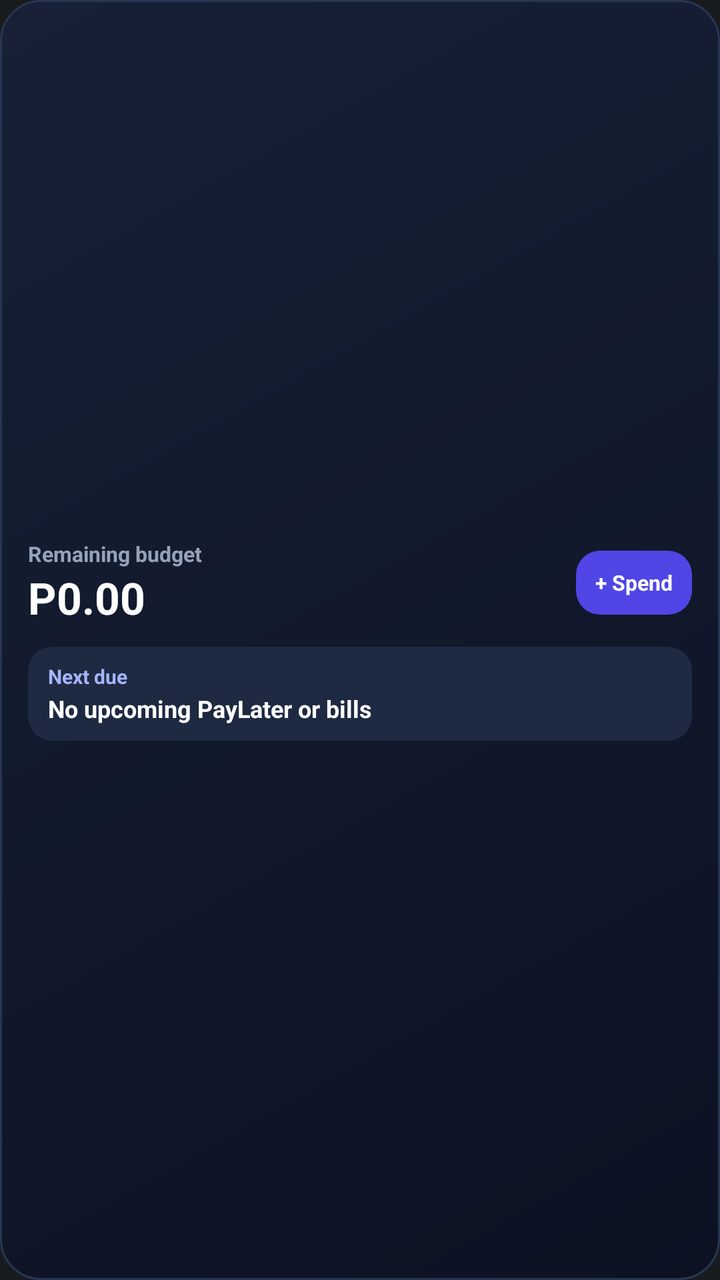
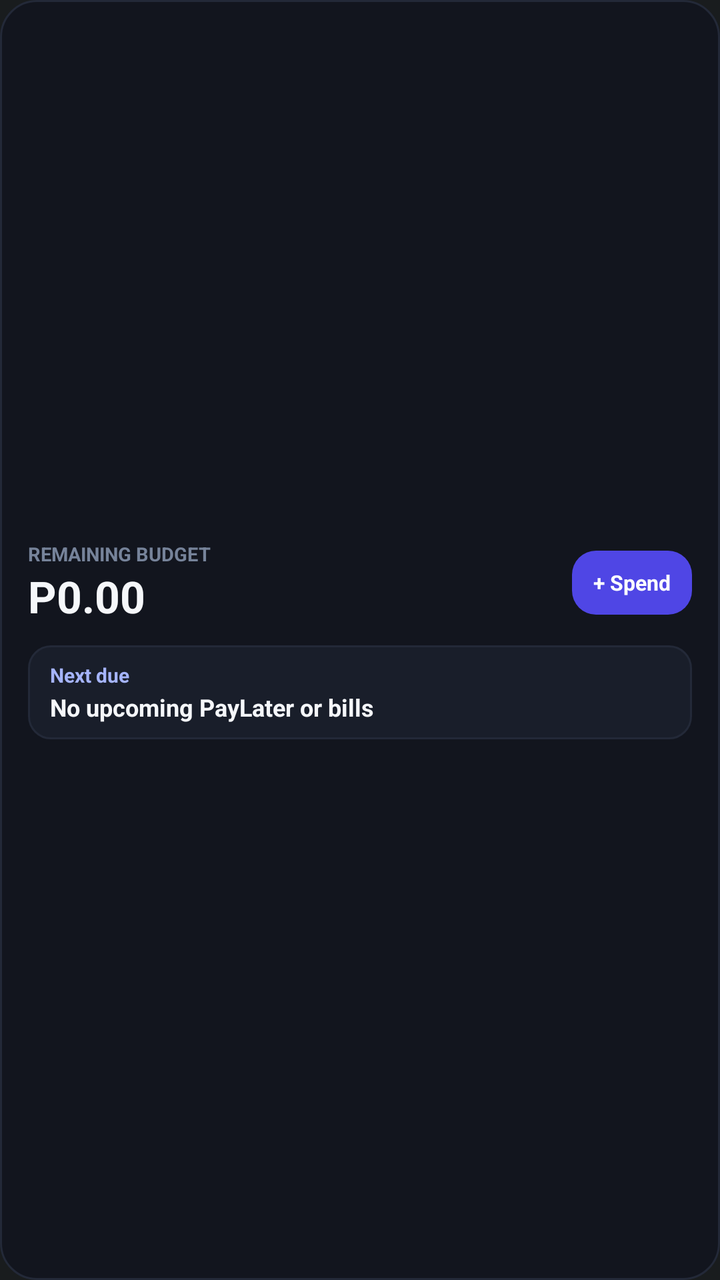

An Android layout rendered at two revisions. The XML below is the earlier revision; the diff shows what the commit changed to produce the second picture.
<!-- AndroidManifest.xml: application theme android:Theme.DeviceDefault.NoActionBar -->
<!-- res/layout/widget_budget_due.xml -->
<?xml version="1.0" encoding="utf-8"?>
<LinearLayout xmlns:android="http://schemas.android.com/apk/res/android"
    android:id="@+id/bd_root"
    android:layout_width="match_parent"
    android:layout_height="match_parent"
    android:orientation="vertical"
    android:background="@drawable/widget_bg_dark"
    android:padding="14dp"
    android:gravity="center_vertical">

    <LinearLayout
        android:layout_width="match_parent"
        android:layout_height="wrap_content"
        android:orientation="horizontal"
        android:gravity="center_vertical">

        <LinearLayout
            android:layout_width="0dp"
            android:layout_height="wrap_content"
            android:layout_weight="1"
            android:orientation="vertical"
            android:paddingRight="8dp">

            <TextView
                android:id="@+id/bd_lbl"
                android:layout_width="wrap_content"
                android:layout_height="wrap_content"
                android:text="Remaining budget"
                android:textColor="#94A3B8"
                android:textSize="10.5sp"
                android:textStyle="bold"
                android:singleLine="true"/>

            <TextView
                android:id="@+id/bd_rem"
                android:layout_width="match_parent"
                android:layout_height="wrap_content"
                android:text="P0.00"
                android:textColor="#FFFFFF"
                android:textSize="22sp"
                android:textStyle="bold"
                android:singleLine="true"
                android:ellipsize="end"/>
        </LinearLayout>

        <FrameLayout
            android:id="@+id/bd_spend_btn"
            android:layout_width="58dp"
            android:layout_height="32dp">
            <ImageView
                android:id="@+id/bd_spend_bg"
                android:layout_width="match_parent"
                android:layout_height="match_parent"
                android:scaleType="fitXY"
                android:src="@drawable/widget_btn_bg"
                android:contentDescription="Log expense"/>
            <TextView
                android:layout_width="match_parent"
                android:layout_height="match_parent"
                android:gravity="center"
                android:text="+ Spend"
                android:textColor="#FFFFFF"
                android:textSize="10.5sp"
                android:textStyle="bold"/>
        </FrameLayout>
    </LinearLayout>

    <LinearLayout
        android:id="@+id/bd_due_box"
        android:layout_width="match_parent"
        android:layout_height="wrap_content"
        android:layout_marginTop="10dp"
        android:background="@drawable/widget_strip_dark"
        android:orientation="vertical"
        android:paddingLeft="10dp"
        android:paddingRight="10dp"
        android:paddingTop="8dp"
        android:paddingBottom="8dp">

        <TextView
            android:id="@+id/bd_due_title"
            android:layout_width="match_parent"
            android:layout_height="wrap_content"
            android:text="Next due"
            android:textColor="#A5B4FC"
            android:textSize="10sp"
            android:textStyle="bold"
            android:singleLine="true"
            android:ellipsize="end"/>

        <TextView
            android:id="@+id/bd_due_line"
            android:layout_width="match_parent"
            android:layout_height="wrap_content"
            android:layout_marginTop="1dp"
            android:text="No upcoming PayLater or bills"
            android:textColor="#FFFFFF"
            android:textSize="12sp"
            android:textStyle="bold"
            android:singleLine="true"
            android:ellipsize="end"/>
    </LinearLayout>
</LinearLayout>
<!-- resources referenced by this layout -->
<resources>
  <!-- drawable widget_bg_dark (drawable) -->
  <?xml version="1.0" encoding="utf-8"?>
  <shape xmlns:android="http://schemas.android.com/apk/res/android" android:shape="rectangle">
      <gradient android:startColor="#172036" android:endColor="#0C1222" android:angle="315"/>
      <corners android:radius="20dp"/>
      <stroke android:width="1dp" android:color="#283654"/>
  </shape>
  <!-- drawable widget_btn_bg (drawable) -->
  <?xml version="1.0" encoding="utf-8"?>
  <shape xmlns:android="http://schemas.android.com/apk/res/android" android:shape="rectangle">
      <solid android:color="#4F46E5"/>
      <corners android:radius="12dp"/>
  </shape>
  <!-- drawable widget_strip_dark (drawable) -->
  <?xml version="1.0" encoding="utf-8"?>
  <shape xmlns:android="http://schemas.android.com/apk/res/android" android:shape="rectangle">
      <solid android:color="#1E2942"/>
      <corners android:radius="12dp"/>
  </shape>
</resources>

<!-- the commit's change to res/layout/widget_budget_due.xml (unified diff, before → after) -->
@@ -25,9 +25,9 @@
                 android:id="@+id/bd_lbl"
                 android:layout_width="wrap_content"
                 android:layout_height="wrap_content"
-                android:text="Remaining budget"
-                android:textColor="#94A3B8"
-                android:textSize="10.5sp"
+                android:text="REMAINING BUDGET"
+                android:textColor="#76839A"
+                android:textSize="9.5sp"
                 android:textStyle="bold"
                 android:singleLine="true"/>
 
@@ -36,7 +36,7 @@
                 android:layout_width="match_parent"
                 android:layout_height="wrap_content"
                 android:text="P0.00"
-                android:textColor="#FFFFFF"
+                android:textColor="#F5F7FA"
                 android:textSize="22sp"
                 android:textStyle="bold"
                 android:singleLine="true"
@@ -45,7 +45,7 @@
 
         <FrameLayout
             android:id="@+id/bd_spend_btn"
-            android:layout_width="58dp"
+            android:layout_width="60dp"
             android:layout_height="32dp">
             <ImageView
                 android:id="@+id/bd_spend_bg"
@@ -55,6 +55,7 @@
                 android:src="@drawable/widget_btn_bg"
                 android:contentDescription="Log expense"/>
             <TextView
+                android:id="@+id/bd_spend_txt"
                 android:layout_width="match_parent"
                 android:layout_height="match_parent"
                 android:gravity="center"
@@ -72,8 +73,8 @@
         android:layout_marginTop="10dp"
         android:background="@drawable/widget_strip_dark"
         android:orientation="vertical"
-        android:paddingLeft="10dp"
-        android:paddingRight="10dp"
+        android:paddingLeft="11dp"
+        android:paddingRight="11dp"
         android:paddingTop="8dp"
         android:paddingBottom="8dp">
 
@@ -94,7 +95,7 @@
             android:layout_height="wrap_content"
             android:layout_marginTop="1dp"
             android:text="No upcoming PayLater or bills"
-            android:textColor="#FFFFFF"
+            android:textColor="#F5F7FA"
             android:textSize="12sp"
             android:textStyle="bold"
             android:singleLine="true"
<!-- resource entries referenced after the edit -->
@@ -3,9 +3,9 @@
   <!-- drawable widget_bg_dark (drawable) -->
   <?xml version="1.0" encoding="utf-8"?>
   <shape xmlns:android="http://schemas.android.com/apk/res/android" android:shape="rectangle">
-      <gradient android:startColor="#172036" android:endColor="#0C1222" android:angle="315"/>
-      <corners android:radius="20dp"/>
-      <stroke android:width="1dp" android:color="#283654"/>
+      <solid android:color="#12151E"/>
+      <corners android:radius="18dp"/>
+      <stroke android:width="1dp" android:color="#232938"/>
   </shape>
   <!-- drawable widget_btn_bg (drawable) -->
   <?xml version="1.0" encoding="utf-8"?>
@@ -16,8 +16,9 @@
   <!-- drawable widget_strip_dark (drawable) -->
   <?xml version="1.0" encoding="utf-8"?>
   <shape xmlns:android="http://schemas.android.com/apk/res/android" android:shape="rectangle">
-      <solid android:color="#1E2942"/>
-      <corners android:radius="12dp"/>
+      <solid android:color="#191E2A"/>
+      <corners android:radius="11dp"/>
+      <stroke android:width="1dp" android:color="#232938"/>
   </shape>
 </resources>
 
